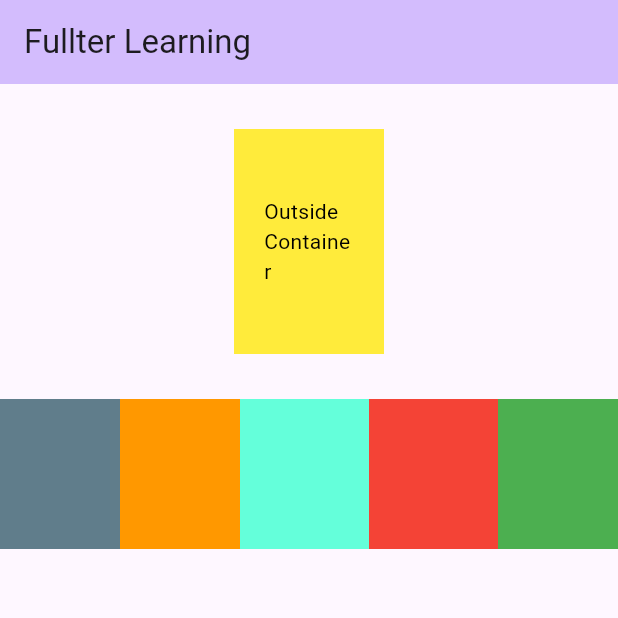
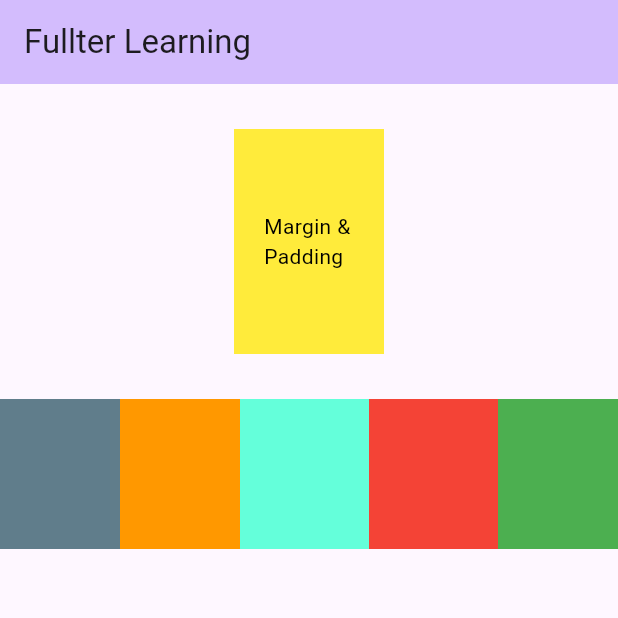
Before and after one commit to SiddhiPore/Flutter, a Flutter app: the screen it shows after launch, on a phone screen of 412 x 824 dp, the top half of it. Run offline on Flutter 3.47's test engine with Material 3 defaults, Android fonts, the phone set to English and light mode, and no system bars.

Commit message:
Margin And Padding

```diff
--- a/lib/main.dart
+++ b/lib/main.dart
@@ -61,7 +61,7 @@ class _MyHomePageState extends State<MyHomePage> {
             child: Center(
               child:  Padding(
                 padding: const EdgeInsets.all(20),
-                child: Text('Outside Container', style: TextStyle(color: Colors.black),),
+                child: Text('Margin & Padding', style: TextStyle(color: Colors.black),),
               ),
             ),
           ),
```
